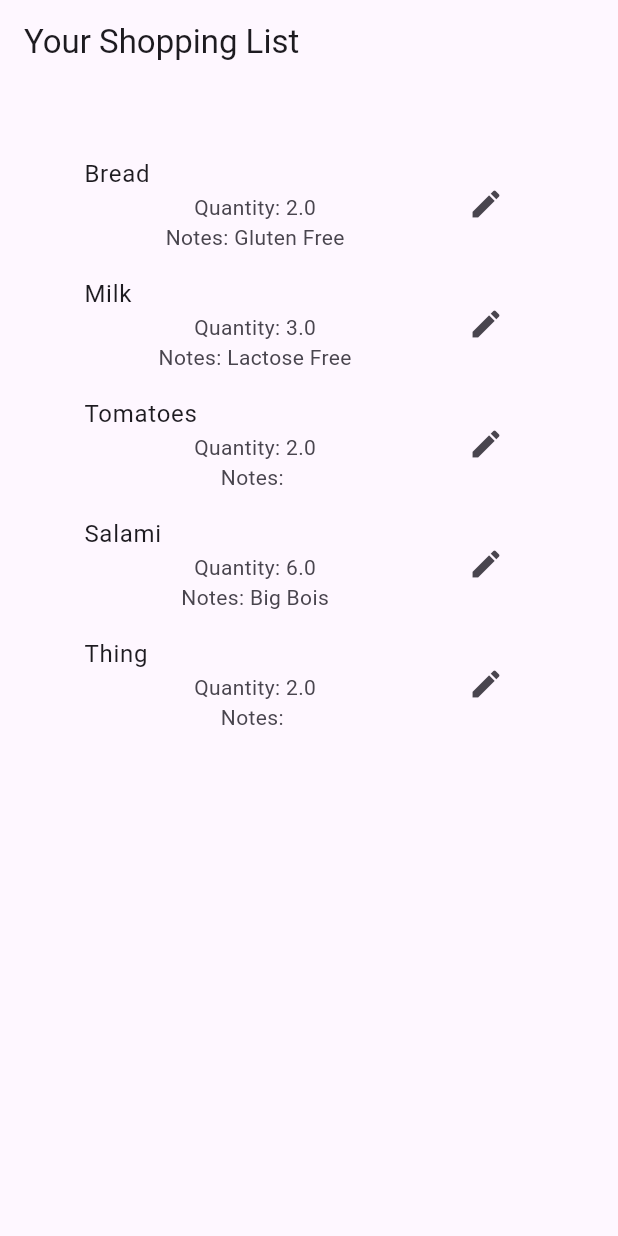
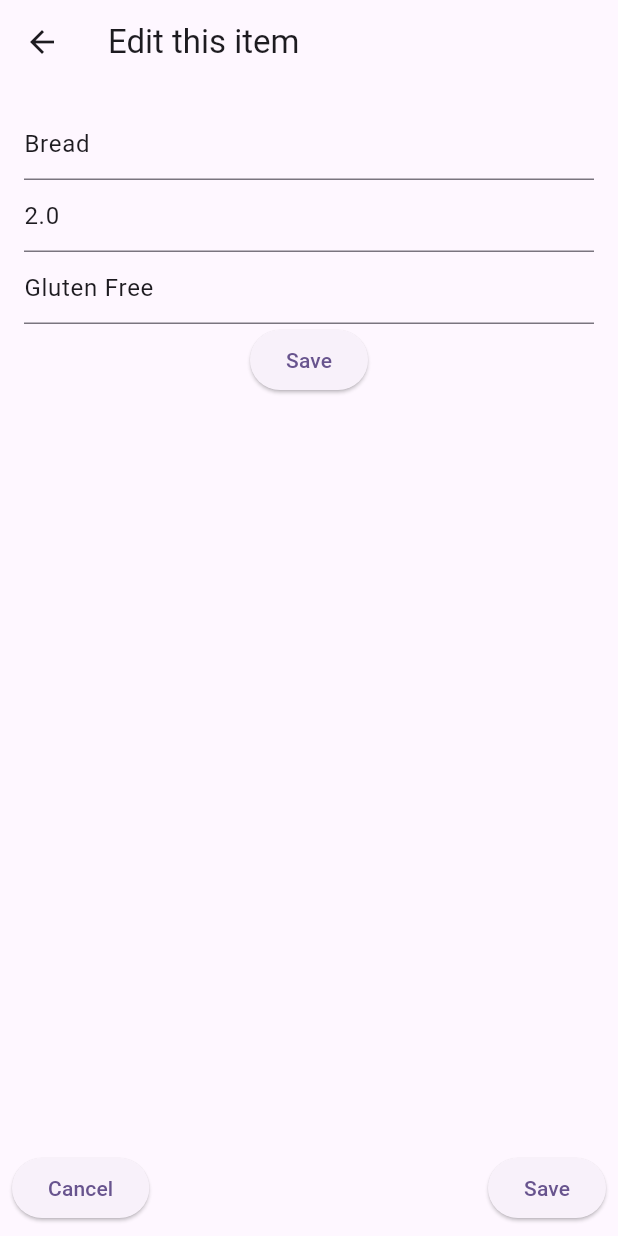
Before and after one commit to FernandoMeier/M335_Flutter_Project, a Flutter app: the screen it shows after launch, after a tap on the "edit" icon, on a phone screen of 412 x 824 dp. Run offline on Flutter 3.47's test engine with Material 3 defaults, Android fonts, the light colour scheme and no system bars.

Commit message:
added: edit function, new view for editing and item adding

```diff
--- a/shopinglist_app/lib/main.dart
+++ b/shopinglist_app/lib/main.dart
@@ -3,6 +3,9 @@ import 'package:provider/provider.dart';
 import 'package:shopinglist_app/pages/home_list_view.dart';
 import 'package:shopinglist_app/providers/item_list_provider.dart';
 import 'package:shopinglist_app/services/item_service.dart';
+
+/// Note to self: If the debug build is not finishing on emulator after a few minutes just quit and it should finish.
+/// If it complains about ABS or sth. that sounded like that: flutter clean --> flutter pub get --> delete on phone --> debug mode run again
 
 void main() async {
   var itemService = ItemService();
@@ -23,12 +26,13 @@ class ShopApp extends StatelessWidget {
   @override
   Widget build(BuildContext context) {
     return MaterialApp(
-      title: "Shoping List App",
+      title: "Shoping List",
       theme: ThemeData(
         colorScheme: ColorScheme.fromSeed(seedColor: Colors.deepPurple),
         useMaterial3: true,
       ),
       home: const HomeListView(),
+      //home: const ListItemEditor()
     );
   }
 }
--- a/shopinglist_app/lib/models/shoping_list_item.dart
+++ b/shopinglist_app/lib/models/shoping_list_item.dart
@@ -16,4 +16,10 @@ class ShopingListItem {
   String _itemName;
   double _quantity;
   String _notes;
+
+  void update(String itemName, double quantity, String? notes) {
+    _itemName = itemName;
+    _quantity = quantity;
+    _notes = notes ?? _notes;
+  }
 }
--- a/shopinglist_app/lib/pages/home_list_view.dart
+++ b/shopinglist_app/lib/pages/home_list_view.dart
@@ -1,7 +1,9 @@
 // ignore_for_file: prefer_const_constructors, prefer_const_literals_to_create_immutables
 
 import 'package:flutter/material.dart';
+import 'package:flutter/services.dart';
 import 'package:provider/provider.dart';
+import 'package:shopinglist_app/pages/list_item_editor.dart';
 import 'package:shopinglist_app/providers/item_list_provider.dart';
 
 class HomeListView extends StatelessWidget {
@@ -17,7 +19,10 @@ class HomeListView extends StatelessWidget {
           padding: const EdgeInsets.all(40.0),
           child: Column(
             crossAxisAlignment: CrossAxisAlignment.start,
-            children: [Expanded(child: _ItemListWidget())],
+            children: [
+              Expanded(child: _ItemListWidget()),
+              _CreateNewItemWidget(),
+            ],
           )),
     );
   }
@@ -44,9 +49,17 @@ class _ItemListWidget extends StatelessWidget {
           ),
           trailing: IconButton(
             icon: Icon(Icons.edit),
+            /*onPressed: () {
+              Provider.of<ItemListProvider>(context, listen: false)
+                  .editShoppingItem(shopingItem.id, "this is a test",
+                      2.0, "seems to work i guess (yippie!!!)");
+            },*/
             onPressed: () {
-              Provider.of<ItemListProvider>(context, listen: false)
-                  .editShoppingItem(shopingItem.id, shopingItem.itemName, shopingItem.quantity, shopingItem.notes);
+              Navigator.of(context).push(
+                MaterialPageRoute(
+                  builder: (context) => ListItemEditor(item: shopingItem),
+                ),
+              );
             },
           ),
         );
@@ -54,3 +67,104 @@ class _ItemListWidget extends StatelessWidget {
     );
   }
 }
+
+class _CreateNewItemWidget extends StatefulWidget {
+  @override
+  State<StatefulWidget> createState() => _CreateItemState();
+}
+
+class _CreateItemState extends State<_CreateNewItemWidget> {
+  final _formKey = GlobalKey<FormState>();
+
+  final _itemNameController = TextEditingController();
+  final _quantityController = TextEditingController();
+  final _notesController = TextEditingController();
+
+  @override
+  Widget build(BuildContext context) {
+    return Card(
+      child: Form(
+        key: _formKey,
+        child: Padding(
+          padding: const EdgeInsets.all(8.0),
+          child: Column(
+            children: <Widget>[
+              TextFormField(
+                controller: _itemNameController,
+                decoration: InputDecoration(
+                  hintText: "Name for new item",
+                ),
+                validator: (value) {
+                  if (value == null || value.isEmpty) {
+                    ScaffoldMessenger.of(context).showSnackBar(
+                      SnackBar(
+                        content: Text('Please enter a name for the item'),
+                      ),
+                    );
+                    return "A name is needed";
+                  }
+                  return null;
+                },
+              ),
+              TextFormField(
+                controller: _quantityController,
+                decoration: InputDecoration(
+                  hintText: "Quantity of new item",
+                ),
+                inputFormatters: [
+                  FilteringTextInputFormatter.digitsOnly,
+                ],
+                validator: (value) {
+                  if (value == null || value.isEmpty) {
+                    ScaffoldMessenger.of(context).showSnackBar(
+                      SnackBar(
+                        content: Text('Please enter a valid quantity'),
+                      ),
+                    );
+                    return "A number is needed";
+                  }
+                  return null;
+                },
+              ),
+              TextFormField(
+                controller: _notesController,
+                decoration: InputDecoration(
+                  hintText: "Additional information",
+                ),
+              ),
+              ElevatedButton(
+                onPressed: () {
+                  if (_formKey.currentState!.validate()) {
+                    double quantity;
+                    try {
+                      quantity = double.parse(_quantityController.text);
+                    } catch (e) {
+                      // Handle the error, e.g., show a message to the user
+                      ScaffoldMessenger.of(context).showSnackBar(
+                        SnackBar(
+                          content:
+                              Text('Please enter a valid number for quantity'),
+                        ),
+                      );
+                      return;
+                    }
+                    Provider.of<ItemListProvider>(context, listen: false)
+                        .addItem(
+                      _itemNameController.text,
+                      quantity,
+                      _notesController.text,
+                    );
+                    _itemNameController.clear();
+                    _quantityController.clear();
+                    _notesController.clear();
+                  }
+                },
+                child: Text('Create a new item'),
+              )
+            ],
+          ),
+        ),
+      ),
+    );
+  }
+}
--- a/shopinglist_app/lib/pages/list_item_editor.dart
+++ b/shopinglist_app/lib/pages/list_item_editor.dart
@@ -0,0 +1,156 @@
+// ignore_for_file: prefer_const_constructors, prefer_const_literals_to_create_immutables
+
+import 'package:flutter/material.dart';
+import 'package:provider/provider.dart';
+import 'package:shopinglist_app/models/shoping_list_item.dart';
+import 'package:shopinglist_app/providers/item_list_provider.dart';
+
+class ListItemEditor extends StatelessWidget {
+  final ShopingListItem item; // Add this line
+
+  const ListItemEditor(
+      {super.key, required this.item}); // Modify the constructor
+
+  @override
+  Widget build(BuildContext context) {
+    return Scaffold(
+      appBar: AppBar(
+        title: Text("Edit this item"),
+      ),
+      body: Padding(
+        padding: EdgeInsets.all(8.0),
+        child: Column(
+          crossAxisAlignment: CrossAxisAlignment.start,
+          children: [
+            Expanded(child: _EditItemForm(item: item)), // Pass item to the form
+            _ExitOptions(),
+          ],
+        ),
+      ),
+    );
+  }
+}
+
+class _EditItemForm extends StatefulWidget {
+  final ShopingListItem item; // Add this line
+
+  const _EditItemForm({required this.item}); // Modify the constructor
+
+  @override
+  State<StatefulWidget> createState() => _EditItemState();
+}
+
+class _EditItemState extends State<_EditItemForm> {
+  final _formKey = GlobalKey<FormState>();
+
+  late TextEditingController _itemNameController;
+  late TextEditingController _quantityController;
+  late TextEditingController _notesController;
+
+  @override
+  void initState() {
+    super.initState();
+    _itemNameController = TextEditingController(text: widget.item.itemName);
+    _quantityController =
+        TextEditingController(text: widget.item.quantity.toString());
+    _notesController = TextEditingController(text: widget.item.notes);
+  }
+
+  @override
+  Widget build(BuildContext context) {
+    return Form(
+      key: _formKey,
+      child: Padding(
+        padding: const EdgeInsets.all(8.0),
+        child: Column(
+          children: <Widget>[
+            TextFormField(
+              controller: _itemNameController,
+              decoration: InputDecoration(
+                hintText: "Name of item",
+              ),
+              validator: (value) {
+                if (value == null || value.isEmpty) {
+                  return "A name is needed";
+                }
+                return null;
+              },
+            ),
+            TextFormField(
+              controller: _quantityController,
+              decoration: InputDecoration(
+                hintText: "Quantity of item",
+              ),
+              keyboardType: TextInputType.number,
+              validator: (value) {
+                if (value == null || value.isEmpty) {
+                  return "A number is needed";
+                }
+                return null;
+              },
+            ),
+            TextFormField(
+              controller: _notesController,
+              decoration: InputDecoration(
+                hintText: "Additional information",
+              ),
+            ),
+            ElevatedButton(
+              onPressed: () {
+                if (_formKey.currentState!.validate()) {
+                  double quantity;
+                  try {
+                    quantity = double.parse(_quantityController.text);
+                  } catch (e) {
+                    ScaffoldMessenger.of(context).showSnackBar(
+                      SnackBar(
+                        content:
+                            Text('Please enter a valid number for quantity'),
+                      ),
+                    );
+                    return;
+                  }
+                  Provider.of<ItemListProvider>(context, listen: false)
+                      .editShoppingItem(
+                    widget.item.id,
+                    _itemNameController.text,
+                    quantity,
+                    _notesController.text,
+                  );
+                  Navigator.of(context).pop();
+                }
+              },
+              child: Text('Save'),
+            )
+          ],
+        ),
+      ),
+    );
+  }
+}
+
+class _ExitOptions extends StatelessWidget {
+  @override
+  Widget build(BuildContext context) {
+    return Row(
+      mainAxisAlignment: MainAxisAlignment.spaceBetween,
+      children: [
+        ElevatedButton(
+          onPressed: () {
+            Navigator.of(context).pop(); // Cancel and go back
+          },
+          child: Text('Cancel'),
+        ),
+        ElevatedButton(
+          onPressed: () {
+            // Assuming that form validation and item update are handled within _EditItemForm
+            ScaffoldMessenger.of(context).showSnackBar(
+              SnackBar(content: Text('Press Save to apply changes')),
+            );
+          },
+          child: Text('Save'),
+        ),
+      ],
+    );
+  }
+}
--- a/shopinglist_app/lib/providers/item_list_provider.dart
+++ b/shopinglist_app/lib/providers/item_list_provider.dart
@@ -1,5 +1,3 @@
-import 'dart:ffi';
-
 import 'package:flutter/material.dart';
 import 'package:shopinglist_app/models/shoping_list_item.dart';
 import 'package:shopinglist_app/services/item_service.dart';
@@ -13,7 +11,7 @@ class ItemListProvider extends ChangeNotifier {
 
   void addItem(String itemName, double quantity, String notes) {
     _itemService
-        .create(ShopingListItem(itemName, quantity))
+        .create(ShopingListItem(itemName, quantity, notes: notes))
         .then((_) => {notifyListeners()});
   }
 
@@ -23,7 +21,9 @@ class ItemListProvider extends ChangeNotifier {
     _itemService.delete(id).then((_) => {notifyListeners()});
   }
 
-  void editShoppingItem(String id, String itemName, double quantity, String notes) {
-    _itemService.update(id, itemName, quantity as Double, notes).then((_) => {notifyListeners()});
+  void editShoppingItem(String id, String itemName, quantity, String notes) {
+    _itemService
+        .update(id, itemName, quantity, notes)
+        .then((_) => notifyListeners());
   }
 }
--- a/shopinglist_app/lib/services/item_service.dart
+++ b/shopinglist_app/lib/services/item_service.dart
@@ -1,5 +1,4 @@
 import 'dart:async';
-import 'dart:ffi';
 
 import 'package:shopinglist_app/models/shoping_list_item.dart';
 
@@ -17,8 +16,13 @@ class ItemService {
 
   // Update
   Future<void> update(
-      String id, String itemName, Double quantity, String? notes) async {
-    // todo: modify and save
+      String id, String itemName, double quantity, String? notes) async {
+    for (var item in _shopingListItems) {
+      if (item.id == id) {
+        item.update(itemName, quantity, notes);
+        break;
+      }
+    }
   }
 
   // Delete
```
Also changed, not shown: 5 other files.
